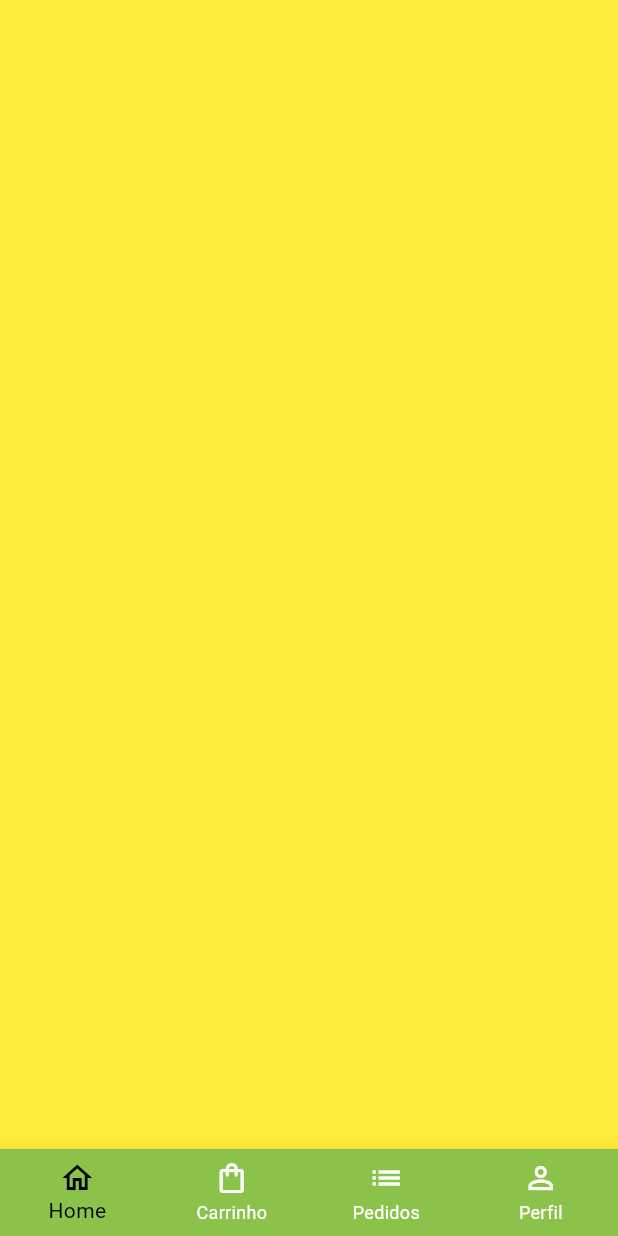
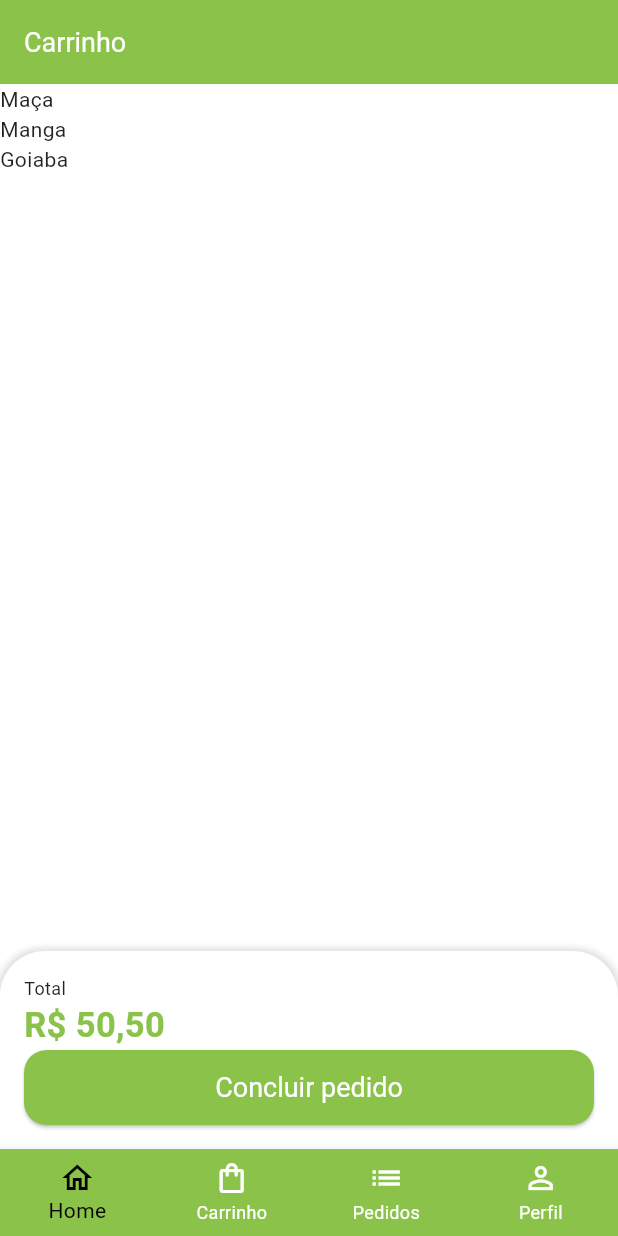
Before and after one commit to lguilherme44/quitanda-flutter, a Flutter app: the BaseScreen screen opened directly, swiped to page 2, on a phone screen of 412 x 824 dp. Run offline on Flutter 3.47's test engine with Material 2 defaults, Android fonts, the phone set to English and light mode, and no system bars; our stand-ins replace animated_text_kit, flutter_dotenv, fluttertoast, google_fonts, loading_animation_widget, mask_text_input_formatter and 1 more; missing offline and left inert: auth0_flutter; accounts and stored records are empty; network calls fail.

Commit message:
feat: working in page cart; feat: add models item_cart;

```diff
--- a/lib/src/app.dart
+++ b/lib/src/app.dart
@@ -26,6 +26,15 @@ class AppWidget extends StatelessWidget {
         },
         theme: ThemeData(
           textTheme: GoogleFonts.robotoTextTheme(),
+          elevatedButtonTheme: ElevatedButtonThemeData(
+            style: ElevatedButton.styleFrom(
+              textStyle: const TextStyle(fontSize: 16),
+              backgroundColor: Colors.green,
+              shape: RoundedRectangleBorder(
+                borderRadius: BorderRadius.circular(15),
+              ),
+            ),
+          ),
           textSelectionTheme: const TextSelectionThemeData(
             cursorColor: Colors.grey,
           ),
--- /dev/null
+++ b/lib/src/domain/models/cart_item_model.dart
@@ -0,0 +1,38 @@
+import 'package:goya/src/domain/models/products_model.dart';
+
+class CartItemModel {
+  ProductsModel item;
+  int quantity;
+
+  CartItemModel({required this.item, required this.quantity});
+}
+
+List<CartItemModel> cartItems = [
+  CartItemModel(
+    item: ProductsModel(
+        description: 'description 1',
+        imgUrl: 'imgUrl',
+        itemName: 'Maça',
+        price: 9.90,
+        unit: 'un'),
+    quantity: 2,
+  ),
+  CartItemModel(
+    item: ProductsModel(
+        description: 'description 2',
+        imgUrl: 'imgUrl',
+        itemName: 'Manga',
+        price: 10.90,
+        unit: 'un'),
+    quantity: 1,
+  ),
+  CartItemModel(
+    item: ProductsModel(
+        description: 'description 3',
+        imgUrl: 'imgUrl',
+        itemName: 'Goiaba',
+        price: 11.99,
+        unit: 'un'),
+    quantity: 3,
+  ),
+];
--- /dev/null
+++ b/lib/src/pages/cart/cart_tab.dart
@@ -0,0 +1,85 @@
+import 'package:flutter/material.dart';
+import 'package:goya/src/config/custom_colors.dart';
+import 'package:goya/src/utils/utils_services.dart';
+
+import '../../domain/models/cart_item_model.dart';
+
+class CartTab extends StatelessWidget {
+  CartTab({super.key});
+
+  final utilsServices = UtilsServices();
+
+  @override
+  Widget build(BuildContext context) {
+    return Scaffold(
+      appBar: AppBar(
+        title: const Text(
+          'Carrinho',
+          style: TextStyle(fontSize: 18),
+        ),
+      ),
+      body: Column(
+        children: [
+          Expanded(
+            child: ListView.builder(
+              itemCount: cartItems.length,
+              itemBuilder: (_, index) {
+                return Text(cartItems[index].item.itemName);
+              },
+            ),
+          ),
+          const SizedBox(),
+          Container(
+            padding: const EdgeInsets.all(16),
+            decoration: BoxDecoration(
+              color: Colors.white,
+              borderRadius: const BorderRadius.vertical(
+                top: Radius.circular(30),
+              ),
+              boxShadow: [
+                BoxShadow(
+                  color: Colors.grey.shade300,
+                  blurRadius: 3,
+                  spreadRadius: 2,
+                ),
+              ],
+            ),
+            child: Column(
+              crossAxisAlignment: CrossAxisAlignment.stretch,
+              children: [
+                const Text(
+                  'Total',
+                  style: TextStyle(fontSize: 12),
+                ),
+                Text(
+                  utilsServices.priceToCurrency(50.5),
+                  style: TextStyle(
+                    fontSize: 23,
+                    color: CustomColors.customSwatchColor,
+                    fontWeight: FontWeight.bold,
+                  ),
+                ),
+                SizedBox(
+                  height: 50,
+                  child: ElevatedButton(
+                    style: ElevatedButton.styleFrom(
+                      backgroundColor: CustomColors.customSwatchColor,
+                      shape: RoundedRectangleBorder(
+                        borderRadius: BorderRadius.circular(15),
+                      ),
+                    ),
+                    onPressed: () {},
+                    child: const Text(
+                      'Concluir pedido',
+                      style: TextStyle(color: Colors.white, fontSize: 18),
+                    ),
+                  ),
+                )
+              ],
+            ),
+          )
+        ],
+      ),
+    );
+  }
+}
--- a/lib/src/pages/layout/base_screen.dart
+++ b/lib/src/pages/layout/base_screen.dart
@@ -5,6 +5,7 @@ import 'package:goya/src/pages/home/home_tab.dart';
 import 'package:provider/provider.dart';
 import '../auth/components/logout_button.dart';
 import '../auth/sign_controller.dart';
+import '../cart/cart_tab.dart';
 
 class BaseScreen extends StatefulWidget {
   const BaseScreen({super.key});
@@ -41,9 +42,7 @@ class _BaseScreenState extends State<BaseScreen> {
         controller: pageController,
         children: [
           const HomeTab(),
-          Container(
-            color: Colors.yellow,
-          ),
+          CartTab(),
           Container(
             color: Colors.blue,
           ),
```
